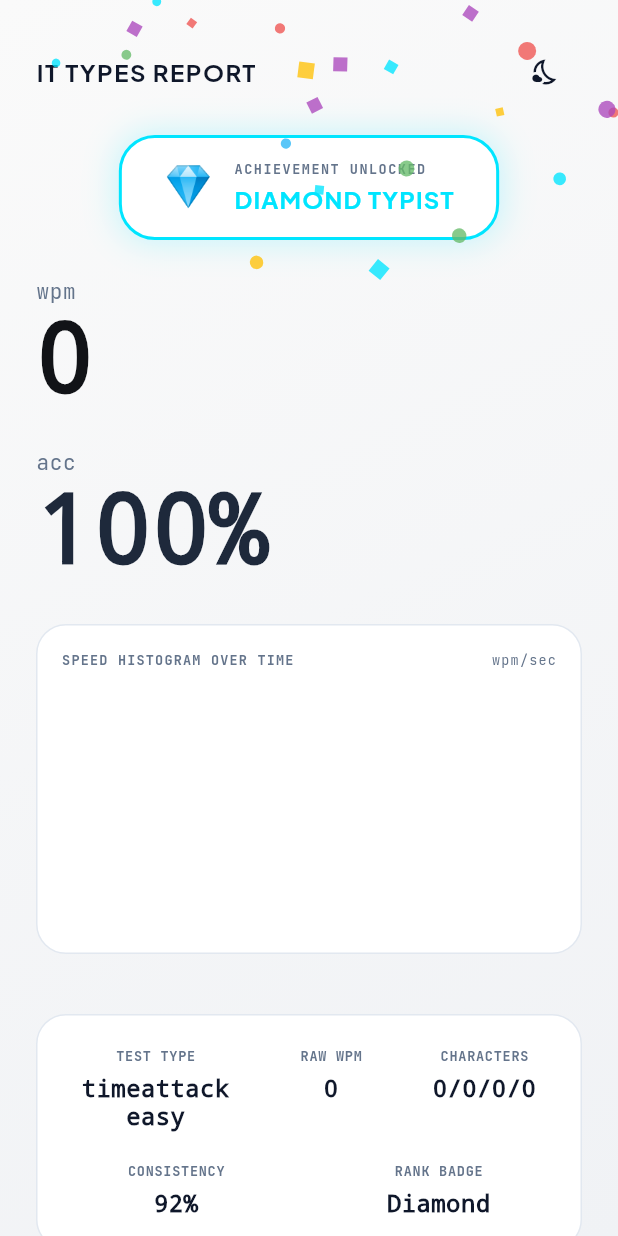
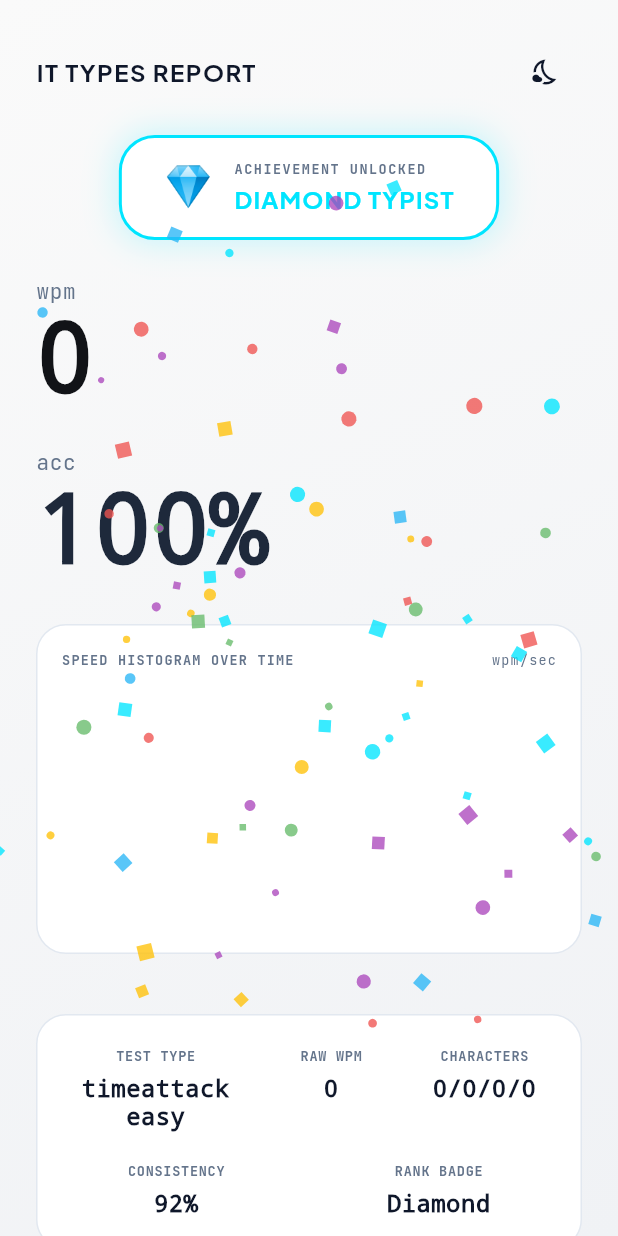
Before and after one commit to Humxa687/IT-TYPES, a Flutter app: the ResultsScreen screen opened directly, after a tap on the "wb sunny" icon, on a phone screen of 412 x 824 dp. Run offline on Flutter 3.47's test engine with Material 3 defaults, Android fonts, the phone set to English and light mode, and no system bars; our stand-ins replace audioplayers, google_fonts, shared_preferences; accounts and stored records are empty.

Commit message:
IT TYPES: Update confetti celebration overlay to trigger radial explosions centered on the screen

```diff
--- a/lib/screens/results_screen.dart
+++ b/lib/screens/results_screen.dart
@@ -537,6 +537,7 @@ class _ConfettiCelebrationState extends State<ConfettiCelebration> with SingleTi
   late AnimationController _particleController;
   final List<ConfettiParticle> _particles = [];
   final Random _rand = Random();
+  bool _initialized = false;
 
   @override
   void initState() {
@@ -551,8 +552,16 @@ class _ConfettiCelebrationState extends State<ConfettiCelebration> with SingleTi
           }
         });
       });
+    _particleController.forward();
+  }
 
-    // Color choices
+  void _initializeParticles(double width, double height) {
+    if (_initialized) return;
+    _initialized = true;
+
+    final centerX = width / 2;
+    final centerY = height / 2;
+
     final colors = [
       const Color(0xFF00E5FF),
       const Color(0xFFFFC107),
@@ -562,22 +571,23 @@ class _ConfettiCelebrationState extends State<ConfettiCelebration> with SingleTi
       const Color(0xFF29B6F6),
     ];
 
-    // Spawn 90 particles
-    for (int i = 0; i < 90; i++) {
+    // Spawn 100 particles bursting radially from center
+    for (int i = 0; i < 100; i++) {
+      double angle = _rand.nextDouble() * 2 * pi;
+      double speed = 1.0 + _rand.nextDouble() * 7.0;
+
       _particles.add(ConfettiParticle(
-        x: _rand.nextDouble() * 800,
-        y: -30 - _rand.nextDouble() * 400,
-        size: 5.0 + _rand.nextDouble() * 7.0,
+        x: centerX,
+        y: centerY,
+        size: 4.0 + _rand.nextDouble() * 7.0,
         color: colors[_rand.nextInt(colors.length)],
-        vx: -2.5 + _rand.nextDouble() * 5.0,
-        vy: 2.5 + _rand.nextDouble() * 4.5,
+        vx: cos(angle) * speed,
+        vy: sin(angle) * speed,
         rotation: _rand.nextDouble() * pi,
-        vr: -0.08 + _rand.nextDouble() * 0.16,
+        vr: -0.1 + _rand.nextDouble() * 0.2,
         isSquare: _rand.nextBool(),
       ));
     }
-
-    _particleController.forward();
   }
 
   @override
@@ -588,9 +598,14 @@ class _ConfettiCelebrationState extends State<ConfettiCelebration> with SingleTi
 
   @override
   Widget build(BuildContext context) {
-    return CustomPaint(
-      size: Size.infinite,
-      painter: ConfettiPainter(particles: _particles),
+    return LayoutBuilder(
+      builder: (context, constraints) {
+        _initializeParticles(constraints.maxWidth, constraints.maxHeight);
+        return CustomPaint(
+          size: Size.infinite,
+          painter: ConfettiPainter(particles: _particles),
+        );
+      },
     );
   }
 }
```
